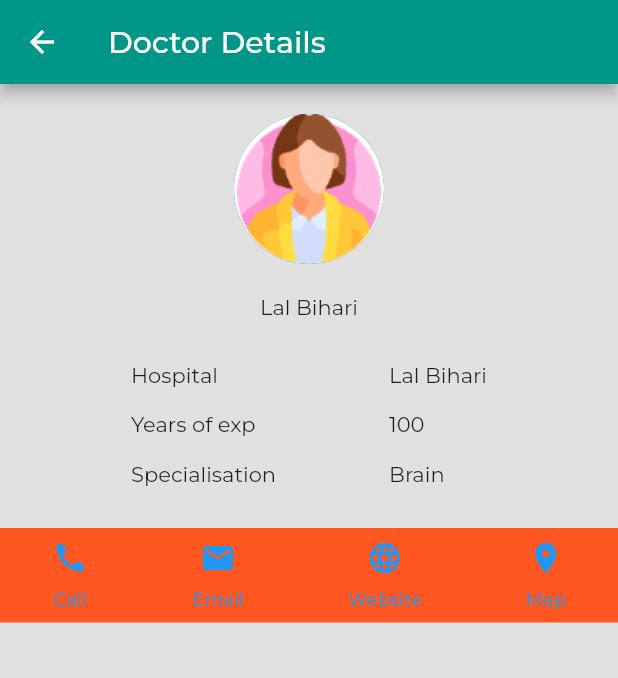
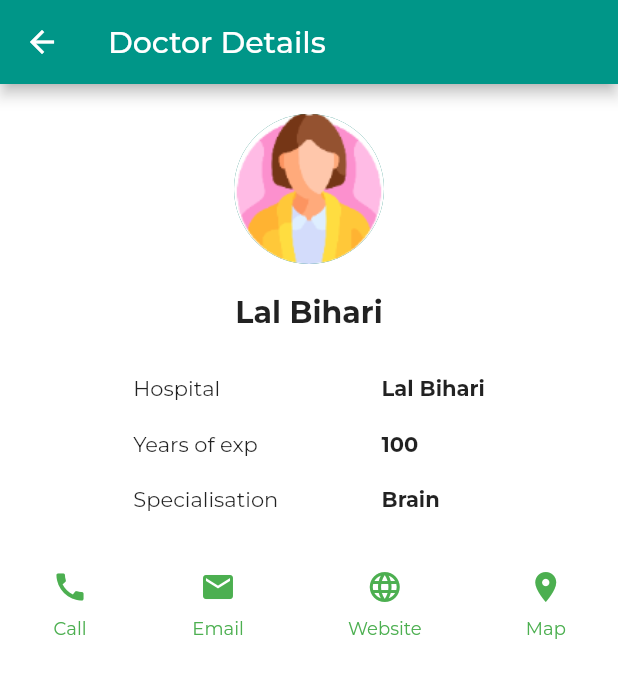
Before and after one commit to SIH-Team-Epione/Flutter-app-Epione, a Flutter app: the DoctorsListSection screen opened directly, after a tap on "Lal Bihari", on a phone screen of 412 x 824 dp. Shown: the top 678 px of the screen. Run offline on Flutter 3.47's test engine with Material 2 defaults, Android fonts, the phone set to English and light mode, and no system bars; our stand-ins replace flutter_svg, get, google_fonts; missing offline and left inert: flutter_email_sender, maps_launcher; project files that could hold a hidden picture were left out.

Commit message:
UI Improvements.

```diff
--- a/lib/screens/doctor_consultation_screen.dart
+++ b/lib/screens/doctor_consultation_screen.dart
@@ -68,7 +68,7 @@ Widget _buildDoctorRow(int index, BuildContext context) {
       gotoDoctorDetailsPage(context);
     },
     child: Card(
-      color: Colors.brown,
+      color: Colors.white,
       elevation: 5.0,
       shape: RoundedRectangleBorder(borderRadius: BorderRadius.circular(15.0)),
       child: Padding(
@@ -87,17 +87,27 @@ Widget _buildDoctorRow(int index, BuildContext context) {
                 mainAxisSize: MainAxisSize.max,
                 crossAxisAlignment: CrossAxisAlignment.start,
                 children: [
-                  Text(
-                    doctors[index].name,
-                    style: TextStyle(color: Colors.black),
+                  Padding(
+                    padding: const EdgeInsets.fromLTRB(0.0, 5.0, 0.0, 5.0),
+                    child: Text(
+                      doctors[index].name,
+                      style: TextStyle(color: Colors.black,
+                      fontWeight: FontWeight.bold),
+                    ),
                   ),
-                  Text(
-                    doctors[index].specialisation,
-                    style: TextStyle(color: Colors.black),
+                  Padding(
+                    padding: const EdgeInsets.fromLTRB(0.0, 2.0, 0.0, 0.0),
+                    child: Text(
+                      "Specialisation: ${doctors[index].specialisation}",
+                      style: TextStyle(color: Colors.black),
+                    ),
                   ),
-                  Text(
-                    "${doctors[index].yearsOfExp}",
-                    style: TextStyle(color: Colors.black),
+                  Padding(
+                    padding: const EdgeInsets.fromLTRB(0.0, 2.0, 0.0, 2.0),
+                    child: Text(
+                      "Experience: ${doctors[index].yearsOfExp}",
+                      style: TextStyle(color: Colors.black),
+                    ),
                   )
                 ],
               ),
--- a/lib/screens/doctor_details_screen.dart
+++ b/lib/screens/doctor_details_screen.dart
@@ -1,15 +1,8 @@
 import 'package:flutter/material.dart';
-import 'package:flutter_svg/svg.dart';
-import 'package:get/get.dart';
-import 'package:google_fonts/google_fonts.dart';
 import 'package:flutter_email_sender/flutter_email_sender.dart';
-import 'package:quiz_app/constants.dart';
+import 'package:maps_launcher/maps_launcher.dart';
 import 'package:quiz_app/models/Doctors.dart';
-import 'package:maps_launcher/maps_launcher.dart';
 import 'package:url_launcher/url_launcher.dart';
-import 'package:quiz_app/models/Quotes.dart';
-import 'package:quiz_app/screens/welcome/welcome_screen.dart';
-import 'package:quiz_app/util/my_button_icon_card.dart';
 
 class DoctorDetailsScreen extends StatefulWidget {
   final int index;
@@ -17,8 +10,7 @@ class DoctorDetailsScreen extends StatefulWidget {
   const DoctorDetailsScreen({Key? key, required this.index}) : super(key: key);
 
   @override
-  State<DoctorDetailsScreen> createState() =>
-      _DoctorDetailsScreenState();
+  State<DoctorDetailsScreen> createState() => _DoctorDetailsScreenState();
 }
 
 class _DoctorDetailsScreenState extends State<DoctorDetailsScreen> {
@@ -29,8 +21,6 @@ class _DoctorDetailsScreenState extends State<DoctorDetailsScreen> {
         title: Text("Doctor Details"),
       ),
       body: Container(
-        color: Colors.black12,
-        child: Container(
         child: Column(
           children: [
             Container(
@@ -42,7 +32,14 @@ class _DoctorDetailsScreenState extends State<DoctorDetailsScreen> {
             ),
             Container(
               margin: EdgeInsets.fromLTRB(0.0, 20.0, 0.0, 0.0),
-                  child: Text(doctors[widget.index].name)),
+              child: Text(
+                doctors[widget.index].name,
+                style: TextStyle(
+                  fontSize: 20.0,
+                  fontWeight: FontWeight.bold,
+                ),
+              ),
+            ),
             Container(
               margin: EdgeInsets.all(20.0),
               child: Row(
@@ -52,15 +49,18 @@ class _DoctorDetailsScreenState extends State<DoctorDetailsScreen> {
                     crossAxisAlignment: CrossAxisAlignment.start,
                     children: [
                       Padding(
-                          padding: const EdgeInsets.all(8.0),
+                        padding:
+                            const EdgeInsets.fromLTRB(0.0, 10.0, 0.0, 10.0),
                         child: Text("Hospital"),
                       ),
                       Padding(
-                          padding: const EdgeInsets.all(8.0),
+                        padding:
+                            const EdgeInsets.fromLTRB(0.0, 10.0, 0.0, 10.0),
                         child: Text("Years of exp"),
                       ),
                       Padding(
-                          padding: const EdgeInsets.all(8.0),
+                        padding:
+                            const EdgeInsets.fromLTRB(0.0, 10.0, 0.0, 10.0),
                         child: Text("Specialisation"),
                       )
                     ],
@@ -69,16 +69,28 @@ class _DoctorDetailsScreenState extends State<DoctorDetailsScreen> {
                     crossAxisAlignment: CrossAxisAlignment.start,
                     children: [
                       Padding(
-                          padding: const EdgeInsets.all(8.0),
-                          child: Text(doctors[widget.index].name),
+                        padding:
+                            const EdgeInsets.fromLTRB(0.0, 10.0, 0.0, 10.0),
+                        child: Text(
+                          doctors[widget.index].name,
+                          style: TextStyle(fontWeight: FontWeight.bold),
+                        ),
                       ),
                       Padding(
-                          padding: const EdgeInsets.all(8.0),
-                          child: Text(doctors[widget.index].yearsOfExp.toString()),
+                        padding:
+                            const EdgeInsets.fromLTRB(0.0, 10.0, 0.0, 10.0),
+                        child: Text(
+                          doctors[widget.index].yearsOfExp.toString(),
+                          style: TextStyle(fontWeight: FontWeight.bold),
+                        ),
                       ),
                       Padding(
-                          padding: const EdgeInsets.all(8.0),
-                          child: Text(doctors[widget.index].specialisation),
+                        padding:
+                            const EdgeInsets.fromLTRB(0.0, 10.0, 0.0, 10.0),
+                        child: Text(
+                          doctors[widget.index].specialisation,
+                          style: TextStyle(fontWeight: FontWeight.bold),
+                        ),
                       )
                     ],
                   )
@@ -86,19 +98,17 @@ class _DoctorDetailsScreenState extends State<DoctorDetailsScreen> {
               ),
             ),
             Container(
-                color: Colors.deepOrange,
               child: Row(
                 mainAxisAlignment: MainAxisAlignment.spaceAround,
                 children: [
-                    _buildButtonColumn(Colors.blue, Icons.call, 'Call', 0),
-                    _buildButtonColumn(Colors.blue, Icons.mail, 'Email', 1),
-                    _buildButtonColumn(Colors.blue, Icons.language, 'Website', 2),
-                    _buildButtonColumn(Colors.blue, Icons.location_on, 'Map', 3),
+                  _buildButtonColumn(Colors.green, Icons.call, 'Call', 0),
+                  _buildButtonColumn(Colors.green, Icons.mail, 'Email', 1),
+                  _buildButtonColumn(Colors.green, Icons.language, 'Website', 2),
+                  _buildButtonColumn(Colors.green, Icons.location_on, 'Map', 3),
                 ],
               ),
             )
           ],
-          ),
         ),
       ),
     );
@@ -149,6 +159,7 @@ class _DoctorDetailsScreenState extends State<DoctorDetailsScreen> {
           }
       }
     }
+
     return GestureDetector(
       onTap: () {
         itemClickHandler(position);
```
Lines whose indentation alone changed are shown as unchanged.
